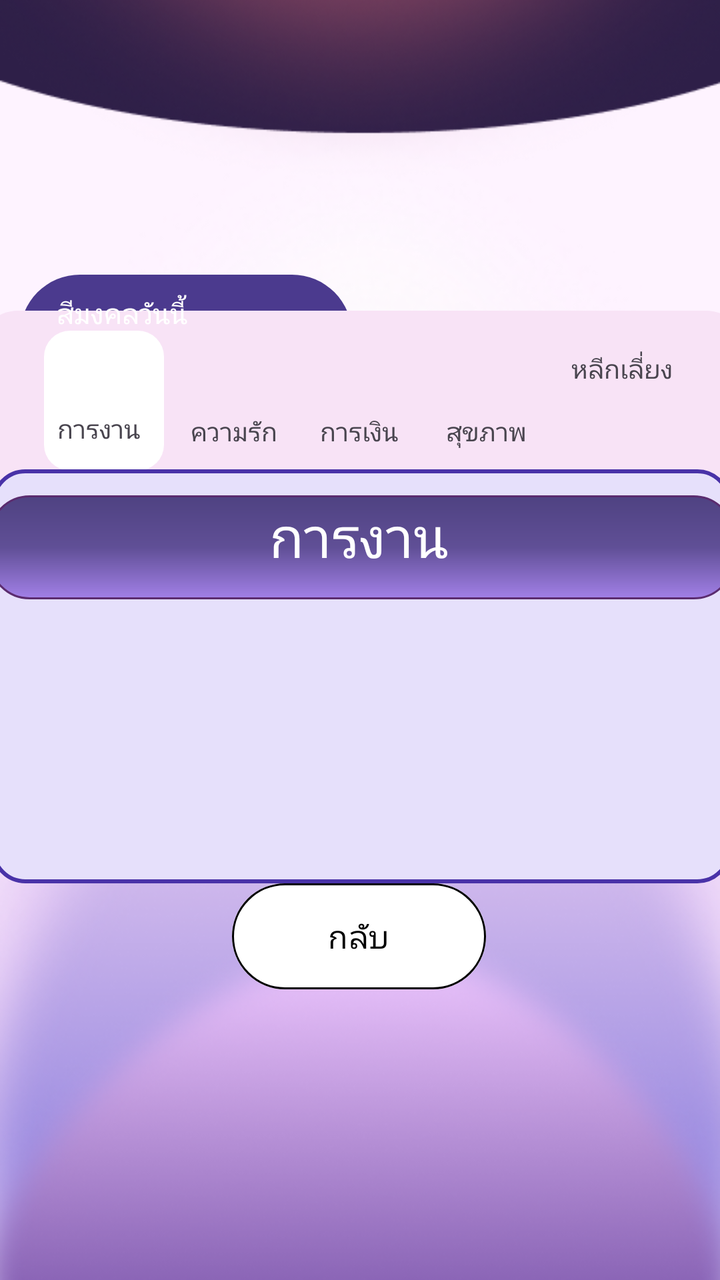
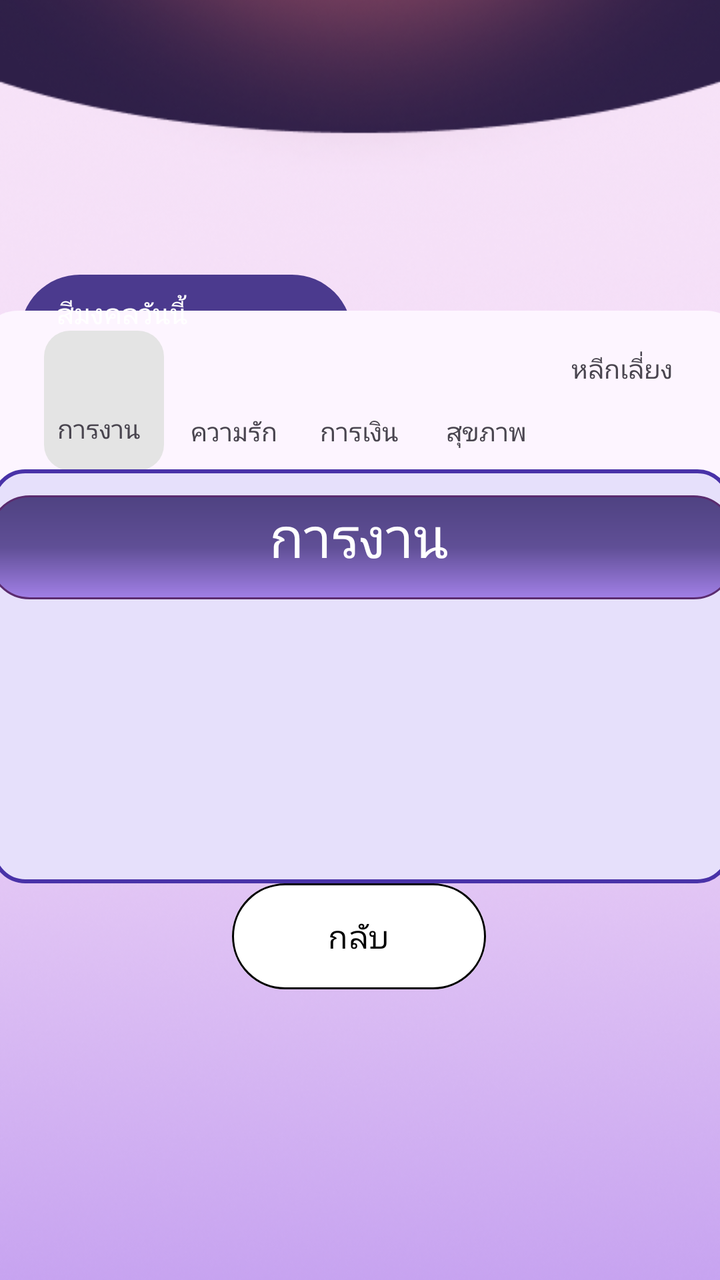

Compare the two renders of this Android layout. The source of the first and the diff that turns it into the second are given below.
<!-- AndroidManifest.xml: application theme Theme.Dara -->
<!-- res/layout/fragment_calendar.xml -->
<?xml version="1.0" encoding="utf-8"?>
<androidx.constraintlayout.widget.ConstraintLayout xmlns:android="http://schemas.android.com/apk/res/android"
    xmlns:app="http://schemas.android.com/apk/res-auto"
    xmlns:tools="http://schemas.android.com/tools"
    android:layout_width="match_parent"
    android:layout_height="match_parent"
    android:background="@drawable/wallpaper_dara_2"
    tools:context=".CalendarFragment">

    

    <ImageView
        android:id="@+id/imageView"
        android:layout_width="0dp"
        android:layout_height="0dp"
        android:scaleType="centerCrop"
        app:layout_constraintBottom_toBottomOf="parent"
        app:layout_constraintEnd_toEndOf="parent"
        app:layout_constraintHorizontal_bias="0.0"
        app:layout_constraintStart_toStartOf="parent"
        app:layout_constraintTop_toTopOf="parent"
        app:layout_constraintVertical_bias="0.0"
        app:srcCompat="@drawable/wallpaper_dara_2" />

    <View
        android:layout_width="166dp"
        android:layout_height="68dp"
        android:background="@drawable/bg_calendar_gradient"
        app:layout_constraintBottom_toBottomOf="parent"
        app:layout_constraintEnd_toEndOf="parent"
        app:layout_constraintHorizontal_bias="0.052"
        app:layout_constraintStart_toStartOf="parent"
        app:layout_constraintTop_toTopOf="parent"
        app:layout_constraintVertical_bias="0.24" />

    <View
        android:layout_width="384dp"
        android:layout_height="93dp"
        android:background="@drawable/bg_calendar_frame"
        app:layout_constraintBottom_toBottomOf="parent"
        app:layout_constraintEnd_toEndOf="parent"
        app:layout_constraintHorizontal_bias="0.481"
        app:layout_constraintStart_toStartOf="parent"
        app:layout_constraintTop_toTopOf="parent"
        app:layout_constraintVertical_bias="0.284" />

    <View
        android:id="@+id/view3"
        android:layout_width="60dp"
        android:layout_height="70dp"
        android:background="@drawable/bg_calendar_fg"
        app:layout_constraintBottom_toBottomOf="parent"
        app:layout_constraintEnd_toEndOf="parent"
        app:layout_constraintHorizontal_bias="0.073"
        app:layout_constraintStart_toStartOf="parent"
        app:layout_constraintTop_toTopOf="parent"
        app:layout_constraintVertical_bias="0.29" />

    <View
        android:layout_width="370dp"
        android:layout_height="207dp"
        android:background="@drawable/bg_calendar_frame02"
        app:layout_constraintBottom_toBottomOf="parent"
        app:layout_constraintEnd_toEndOf="parent"
        app:layout_constraintHorizontal_bias="0.487"
        app:layout_constraintStart_toStartOf="parent"
        app:layout_constraintTop_toTopOf="parent"
        app:layout_constraintVertical_bias="0.542" />

    <View
        android:id="@+id/view4"
        android:layout_width="373dp"
        android:layout_height="52dp"
        android:background="@drawable/bg_calendar_grad02"
        app:layout_constraintBottom_toBottomOf="parent"
        app:layout_constraintEnd_toEndOf="parent"
        app:layout_constraintHorizontal_bias="0.487"
        app:layout_constraintStart_toStartOf="parent"
        app:layout_constraintTop_toTopOf="parent"
        app:layout_constraintVertical_bias="0.421" />

    <Button
        android:id="@+id/btnback_cal"
        android:layout_width="127dp"
        android:layout_height="61dp"
        android:backgroundTint="#FFFFFF"
        android:text="กลับ"
        android:textColor="#000000"
        android:textSize="16sp"
        app:layout_constraintBottom_toBottomOf="parent"
        app:layout_constraintEnd_toEndOf="parent"
        app:layout_constraintHorizontal_bias="0.498"
        app:layout_constraintStart_toStartOf="parent"
        app:layout_constraintTop_toTopOf="parent"
        app:layout_constraintVertical_bias="0.756"
        app:strokeColor="#000000"
        app:strokeWidth="1dp" />

    <TextView
        android:id="@+id/textView21"
        android:layout_width="wrap_content"
        android:layout_height="wrap_content"
        android:fontFamily="@font/montserrat_semibold"
        android:text="สีมงคลวันนี้"
        android:textColor="#FFFFFF"
        android:textSize="14sp"
        app:layout_constraintBottom_toBottomOf="parent"
        app:layout_constraintEnd_toEndOf="parent"
        app:layout_constraintHorizontal_bias="0.096"
        app:layout_constraintStart_toStartOf="@+id/imageView"
        app:layout_constraintTop_toTopOf="parent"
        app:layout_constraintVertical_bias="0.237" />

    <TextView
        android:id="@+id/textView24"
        android:layout_width="wrap_content"
        android:layout_height="wrap_content"
        android:fontFamily="@font/montserrat_semibold"
        android:text="การงาน"
        android:textSize="13sp"
        app:layout_constraintBottom_toBottomOf="parent"
        app:layout_constraintEnd_toEndOf="parent"
        app:layout_constraintHorizontal_bias="0.09"
        app:layout_constraintStart_toStartOf="parent"
        app:layout_constraintTop_toTopOf="parent"
        app:layout_constraintVertical_bias="0.33" />

    <TextView
        android:id="@+id/textView25"
        android:layout_width="wrap_content"
        android:layout_height="wrap_content"
        android:fontFamily="@font/montserrat_semibold"
        android:text="ความรัก"
        android:textSize="13sp"
        app:layout_constraintBottom_toBottomOf="parent"
        app:layout_constraintEnd_toEndOf="parent"
        app:layout_constraintHorizontal_bias="0.301"
        app:layout_constraintStart_toStartOf="parent"
        app:layout_constraintTop_toTopOf="parent"
        app:layout_constraintVertical_bias="0.332" />

    <TextView
        android:id="@+id/textView26"
        android:layout_width="wrap_content"
        android:layout_height="wrap_content"
        android:fontFamily="@font/montserrat_semibold"
        android:text="การเงิน"
        android:textSize="13sp"
        app:layout_constraintBottom_toBottomOf="parent"
        app:layout_constraintEnd_toEndOf="parent"
        app:layout_constraintHorizontal_bias="0.498"
        app:layout_constraintStart_toStartOf="parent"
        app:layout_constraintTop_toTopOf="parent"
        app:layout_constraintVertical_bias="0.332" />

    <TextView
        android:id="@+id/textView27"
        android:layout_width="wrap_content"
        android:layout_height="wrap_content"
        android:fontFamily="@font/montserrat_semibold"
        android:text="สุขภาพ"
        android:textSize="13sp"
        app:layout_constraintBottom_toBottomOf="parent"
        app:layout_constraintEnd_toEndOf="parent"
        app:layout_constraintHorizontal_bias="0.698"
        app:layout_constraintStart_toStartOf="parent"
        app:layout_constraintTop_toTopOf="parent"
        app:layout_constraintVertical_bias="0.332" />

    <TextView
        android:id="@+id/textView28"
        android:layout_width="wrap_content"
        android:layout_height="wrap_content"
        android:fontFamily="@font/montserrat_semibold"
        android:text="หลีกเลี่ยง"
        android:textSize="13sp"
        app:layout_constraintBottom_toBottomOf="parent"
        app:layout_constraintEnd_toEndOf="parent"
        app:layout_constraintHorizontal_bias="0.923"
        app:layout_constraintStart_toStartOf="parent"
        app:layout_constraintTop_toTopOf="parent"
        app:layout_constraintVertical_bias="0.282" />

    <TextView
        android:id="@+id/textView30"
        android:layout_width="wrap_content"
        android:layout_height="wrap_content"
        android:fontFamily="@font/montserrat_semibold"
        android:text="การงาน"
        android:textColor="#FFFFFF"
        android:textSize="28sp"
        app:layout_constraintBottom_toBottomOf="parent"
        app:layout_constraintEnd_toEndOf="parent"
        app:layout_constraintHorizontal_bias="0.498"
        app:layout_constraintStart_toStartOf="parent"
        app:layout_constraintTop_toTopOf="parent"
        app:layout_constraintVertical_bias="0.414" />

</androidx.constraintlayout.widget.ConstraintLayout>
<!-- resources referenced by this layout -->
<resources>
  <!-- drawable bg_calendar_fg (drawable) -->
  <?xml version="1.0" encoding="utf-8"?>
  <shape xmlns:android="http://schemas.android.com/apk/res/android"
      android:shape="rectangle">
  
      <solid android:color="#FFFFFF" />
  
      <corners android:radius="13dp" />
  
  </shape>
  <!-- drawable bg_calendar_frame (drawable) -->
  <?xml version="1.0" encoding="utf-8"?>
  <shape xmlns:android="http://schemas.android.com/apk/res/android"
      android:shape="rectangle">
  
      <solid android:color="#F8E3F6" />
  
      <corners android:radius="20dp" />
  
  </shape>
  <!-- drawable bg_calendar_frame02 (drawable) -->
  <?xml version="1.0" encoding="utf-8"?>
  <shape xmlns:android="http://schemas.android.com/apk/res/android"
      android:shape="rectangle">
  
      <solid android:color="#E6E0FB" />
  
      <stroke
          android:width="2dp"
          android:color="#4932A8" />
  
      <corners android:radius="16dp" />
  
  </shape>
  <!-- drawable bg_calendar_grad02 (drawable) -->
  <?xml version="1.0" encoding="utf-8"?>
  <shape xmlns:android="http://schemas.android.com/apk/res/android"
      android:shape="rectangle">
  
      <gradient
          android:startColor="#A280E7"
          android:centerColor="#604F96"
          android:endColor="#4F4282"
          android:angle="90" /> <stroke
      android:width="1dp"
      android:color="#5B2C6F" />
  
      <corners android:radius="20dp" />
  </shape>
  <!-- drawable bg_calendar_gradient (drawable) -->
  <?xml version="1.0" encoding="utf-8"?>
  <shape xmlns:android="http://schemas.android.com/apk/res/android"
      android:shape="rectangle">
  
      <solid android:color="#4B3A8E" />
  
      <corners android:radius="30dp" />
  
  </shape>
  <!-- drawable wallpaper_dara_2: png bitmap (drawable, 229458 bytes) -->
  <style name="Theme.Dara" parent="Base.Theme.Dara" />
  <style name="Base.Theme.Dara" parent="Theme.Material3.DayNight.NoActionBar">
          
          
      </style>
</resources>

<!-- the commit's change to res/layout/fragment_calendar.xml (unified diff, before → after) -->
@@ -20,7 +20,7 @@
         app:layout_constraintStart_toStartOf="parent"
         app:layout_constraintTop_toTopOf="parent"
         app:layout_constraintVertical_bias="0.0"
-        app:srcCompat="@drawable/wallpaper_dara_2" />
+        app:srcCompat="@drawable/wallpaper_random" />
 
     <View
         android:layout_width="166dp"
<!-- resource entries referenced after the edit -->
@@ -5,7 +5,7 @@
   <shape xmlns:android="http://schemas.android.com/apk/res/android"
       android:shape="rectangle">
   
-      <solid android:color="#FFFFFF" />
+      <solid android:color="#E4E4E4" />
   
       <corners android:radius="13dp" />
   
@@ -15,7 +15,7 @@
   <shape xmlns:android="http://schemas.android.com/apk/res/android"
       android:shape="rectangle">
   
-      <solid android:color="#F8E3F6" />
+      <solid android:color="#FDF5FF" />
   
       <corners android:radius="20dp" />
   
@@ -60,6 +60,7 @@
   
   </shape>
   <!-- drawable wallpaper_dara_2: png bitmap (drawable, 229458 bytes) -->
+  <!-- drawable wallpaper_random: png bitmap (drawable, 237534 bytes) -->
   <style name="Theme.Dara" parent="Base.Theme.Dara" />
   <style name="Base.Theme.Dara" parent="Theme.Material3.DayNight.NoActionBar">
           
